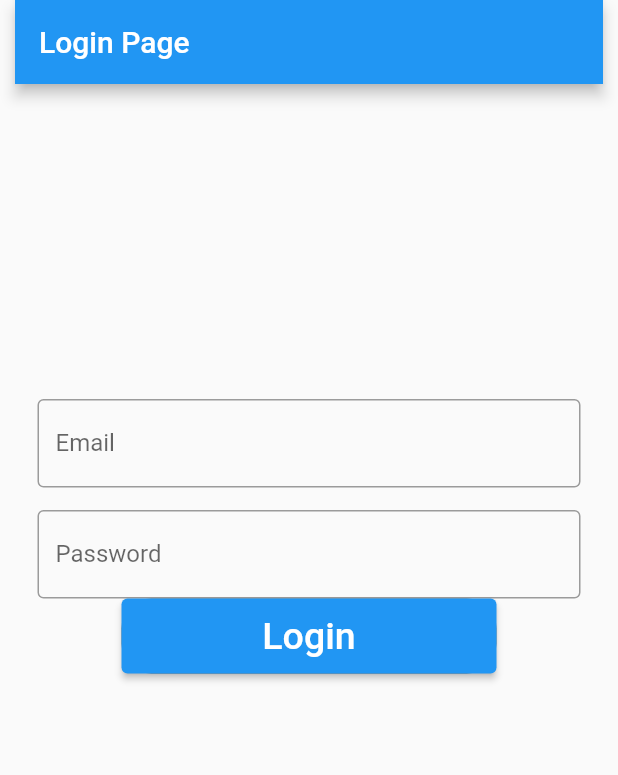
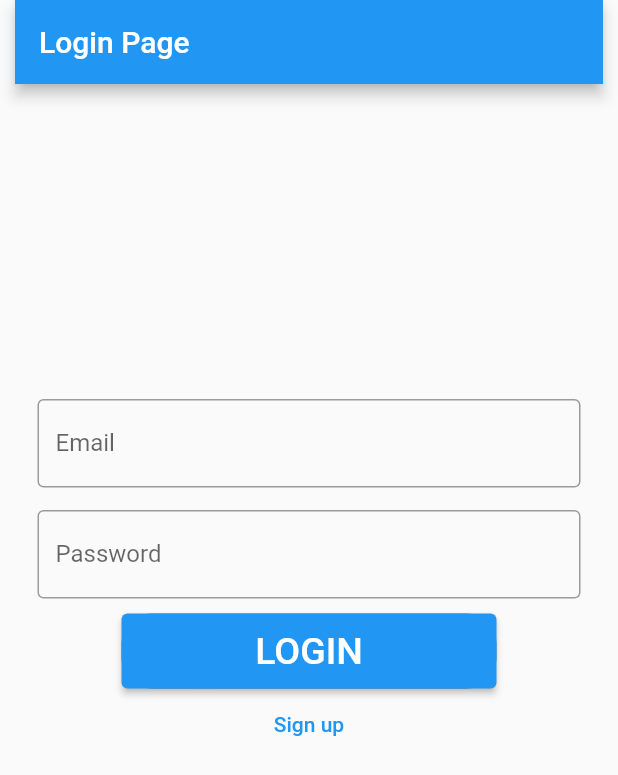
Before and after one commit to valeriarus66/flutter-git-project, a Flutter app: the screen it shows after launch, on a phone screen of 412 x 824 dp. Shown: the top 775 px of the screen. Run offline on Flutter 3.47's test engine with Material 2 defaults, Android fonts, the phone set to English and light mode, and no system bars.

Commit message:
am modificat in credentials_view.dart. facut form. -> modificare in credentials_view.dart : button de sign_in care directioneaza pe alta pagina

```diff
--- a/lib/helpers-constants/strings.dart
+++ b/lib/helpers-constants/strings.dart
@@ -1,4 +1,14 @@
 
 String loginString = "Log in";
-String loginButtonTitle = "Log in";
+String signupString = "Sign up";
+String loginButtonTitle = "LOGIN";
+String signupButtonTitle = "SIGNUP";
+String appBarLogInTitle = "Login Page";
+String appBarSignUpTitle = "SignUp Page";
 String email = "";
+String labelTextEmail = "Email";
+String labelTextPassword = "Password";
+String hintTextEmail = "Enter valid email id as abc@gmail.com";
+String hintTextPassword = "Enter secure password";
+String requieredString = "This field is requiered";
+String validEmailString = "Please enter a valid email adress";
--- a/lib/main.dart
+++ b/lib/main.dart
@@ -1,5 +1,6 @@
 import 'package:flutter/material.dart';
 import 'package:flutter_project2/screens/login_screen.dart';
+import 'package:flutter_project2/screens/signup_screen.dart';
 
 void main() {
   runApp(const MyApp());
@@ -12,14 +13,16 @@ class MyApp extends StatelessWidget {
   @override
   Widget build(BuildContext context) {
     return MaterialApp(
+      debugShowCheckedModeBanner: false,
       title: 'Flutter Demo',
-      theme: ThemeData(
-        primarySwatch: Colors.blue,
-      ),
+     // theme: ThemeData(
+       // primarySwatch: Colors.blue,
+     // ),
       //home: const MyHomePage(title: 'Flutter Demo Home Page'),
       initialRoute: LogInScreen.routeName,
       routes:{
-        LogInScreen.routeName:(context) => LogInScreen()
+        LogInScreen.routeName:(context) => LogInScreen(),
+        SignUpScreen.routeName:(context) => SignUpScreen()
       }
     );
   }
--- a/lib/screens/login_screen.dart
+++ b/lib/screens/login_screen.dart
@@ -7,7 +7,7 @@ import '../views/credentials_view.dart';
 
 
 class LogInScreen extends StatelessWidget {
-  static const routeName = '/';
+  static const routeName = 'login';
 
   const LogInScreen({Key? key}) : super(key: key);
 
@@ -24,6 +24,7 @@ class LogInScreen extends StatelessWidget {
             child: CredentialsView(
               screenTitle: loginString,
               buttonTitle: loginButtonTitle,
+              appBarTitle: appBarLogInTitle,
             ),
           ),
         ),
--- a/lib/views/credentials_view.dart
+++ b/lib/views/credentials_view.dart
@@ -1,5 +1,6 @@
 import 'package:flutter/cupertino.dart';
 import 'package:flutter/material.dart';
+import 'package:flutter_project2/screens/signup_screen.dart';
 
 import '../helpers-constants/constants.dart';
 import '../helpers-constants/strings.dart';
@@ -7,6 +8,7 @@ import '../helpers-constants/strings.dart';
 class CredentialsView extends StatefulWidget {
   final String screenTitle;
   final String buttonTitle;
+  final String appBarTitle;
   final bool isSignUpScreen;
   late final Color _textColor;
 
@@ -14,33 +16,34 @@ class CredentialsView extends StatefulWidget {
     Key? key,
     required this.screenTitle,
     required this.buttonTitle,
+    required this.appBarTitle,
     this.isSignUpScreen = false,
-  }) : super (key: key) {
+  }) : super(key: key) {
     _textColor =
-    (isSignUpScreen ? Colors.deepOrangeAccent[700] : Colors.black)!;
+        (isSignUpScreen ? Colors.deepOrangeAccent[700] : Colors.black)!;
   }
   @override
   //_LogInorSignUpViewState createState() => _LogInorSignUpViewState();
   _LogInState createState() => _LogInState();
 }
 
-class _LogInState extends State<CredentialsView>{
+class _LogInState extends State<CredentialsView> {
   final _form = GlobalKey<FormState>();
   bool _isValidEmail = false;
   bool _isValidPassword = false;
 
-  void _saveFormEmail(){
+  void _saveFormEmail() {
     setState(() {
       _isValidEmail = _form.currentState!.validate();
       _isValidPassword = _form.currentState!.validate();
     });
-}
+  }
 
   @override
   Widget build(BuildContext context) {
     return Scaffold(
       appBar: AppBar(
-        title: Text("Login Page"), //widget.title
+        title: Text(widget.appBarTitle), //widget.title
       ),
       body: Center(
         //the Form here
@@ -63,17 +66,17 @@ class _LogInState extends State<CredentialsView>{
                   child: TextFormField(
                     decoration: InputDecoration(
                         border: OutlineInputBorder(),
-                        labelText: 'Email',
-                        hintText: 'Enter valid email id as abc@gmail.com'),
+                        labelText: labelTextEmail,
+                        hintText: hintTextEmail),
                     keyboardType: TextInputType.emailAddress,
                     validator: (value) {
                       //check if this field is empty
-                      if(value == null || value.isEmpty){
-                        return "This field is requiered";
+                      if (value == null || value.isEmpty) {
+                        return requieredString;
                       }
                       //usinf regular expresion
-                      if(!RegExp(r'\S+@\S+\.\S+').hasMatch(value)){
-                        return "Please enter a valid email adress";
+                      if (!RegExp(r'\S+@\S+\.\S+').hasMatch(value)) {
+                        return validEmailString;
                       }
                       //the email is valid
                       return null;
@@ -82,19 +85,19 @@ class _LogInState extends State<CredentialsView>{
                 ),
                 Padding(
                   padding: const EdgeInsets.only(
-                      left: 15.0, right: 15.0, top: 15, bottom: 0),
+                      left: 15.0, right: 15.0, top: 15, bottom: 10),
                   //padding: EdgeInsets.symmetric(horizontal: 15),
                   child: TextFormField(
                     obscureText: true,
                     decoration: InputDecoration(
                         border: OutlineInputBorder(),
-                        labelText: 'Password',
-                        hintText: 'Enter secure password'),
+                        labelText: labelTextPassword,
+                        hintText: hintTextPassword),
                     keyboardType: TextInputType.visiblePassword,
-                    validator: (value){
+                    validator: (value) {
                       //check if this field is empty
-                      if(value == null || value.isEmpty){
-                        return "This field is requiered";
+                      if (value == null || value.isEmpty) {
+                        return requieredString;
                       }
                       //the email is valid
                       return null;
@@ -102,24 +105,44 @@ class _LogInState extends State<CredentialsView>{
                   ),
                 ),
                 Container(
+                  //padding:const EdgeInsets.only(top: 60.0),
+                  // margin:
                   height: 50,
                   width: 250,
+
                   decoration: BoxDecoration(
-                      color: Colors.blueGrey, borderRadius: BorderRadius.circular(20)),
+                      color: Colors.blueGrey,
+                      borderRadius: BorderRadius.circular(20)),
+
                   child: ElevatedButton(
-                    onPressed: () {
-                      _saveFormEmail(); child: Text("Check Email");
-                      const SizedBox(height: 25);
-                    },
                     child: Text(
-                      'Login',
+                      widget.buttonTitle,
                       style: TextStyle(color: Colors.white, fontSize: 25),
                     ),
+                    onPressed: () {
+                      _saveFormEmail();
+                      Text("Check Email");
+                      const SizedBox(height: 25);
+                      _isValidEmail & _isValidPassword
+                          ? Navigator.pushNamed(
+                              context,
+                              SignUpScreen.routeName,
+                            )
+                          : Container();
+                    },
                   ),
                 ),
+                Container(
+                  child: TextButton(
+                      child: Text(signupString),
+                    onPressed:() => Navigator.pushNamed(
+                      context,
+                      SignUpScreen.routeName,
+                    ) ,
+                  )
+                ),
               ],
-            )
-        ),
+            )),
       ),
     );
   }
```
Also changed, not shown: lib/screens/signup_screen.dart (+35 -0 lines).
